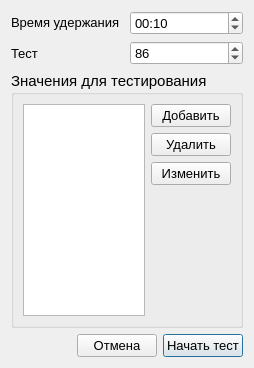
Above: Src/Ui/TestSettings/StepTestSettings.ui from Rekvim/MpiSkdIlim before the change. Below: the same form after it.
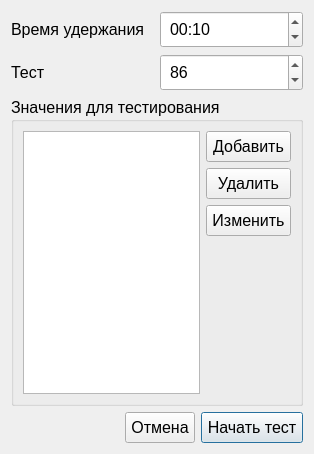
That is the form after the change.

Diff of the .ui file:
```diff
--- a/Src/Ui/TestSettings/StepTestSettings.ui
+++ b/Src/Ui/TestSettings/StepTestSettings.ui
@@ -6,8 +6,8 @@
    <rect>
     <x>0</x>
     <y>0</y>
-    <width>254</width>
-    <height>368</height>
+    <width>314</width>
+    <height>454</height>
    </rect>
   </property>
   <property name="font">
@@ -25,7 +25,7 @@
       <widget class="QLabel" name="label">
        <property name="font">
         <font>
-         <pointsize>10</pointsize>
+         <pointsize>12</pointsize>
         </font>
        </property>
        <property name="text">
@@ -37,9 +37,12 @@
       <widget class="QTimeEdit" name="timeEdit">
        <property name="font">
         <font>
-         <pointsize>10</pointsize>
+         <pointsize>12</pointsize>
         </font>
        </property>
+       <property name="styleSheet">
+        <string notr="true">padding: 5px 5px;</string>
+       </property>
        <property name="currentSection">
         <enum>QDateTimeEdit::Section::SecondSection</enum>
        </property>
@@ -66,7 +69,7 @@
       <widget class="QLabel" name="label_3">
        <property name="font">
         <font>
-         <pointsize>10</pointsize>
+         <pointsize>12</pointsize>
         </font>
        </property>
        <property name="text">
@@ -78,9 +81,12 @@
       <widget class="QSpinBox" name="spinBox_T_value">
        <property name="font">
         <font>
-         <pointsize>10</pointsize>
+         <pointsize>12</pointsize>
         </font>
        </property>
+       <property name="styleSheet">
+        <string notr="true">padding: 5px 5px;</string>
+       </property>
        <property name="minimum">
         <number>0</number>
        </property>
@@ -96,6 +102,11 @@
    </item>
    <item>
     <widget class="QGroupBox" name="groupBox_2">
+     <property name="font">
+      <font>
+       <pointsize>12</pointsize>
+      </font>
+     </property>
      <property name="title">
       <string>Значения для тестирования</string>
      </property>
@@ -118,9 +129,12 @@
          <widget class="QPushButton" name="pushButton_add_value">
           <property name="font">
            <font>
-            <pointsize>10</pointsize>
+            <pointsize>12</pointsize>
            </font>
           </property>
+          <property name="styleSheet">
+           <string notr="true">padding: 5px 5px;</string>
+          </property>
           <property name="text">
            <string>Добавить</string>
           </property>
@@ -130,9 +144,12 @@
          <widget class="QPushButton" name="pushButton_delete_value">
           <property name="font">
            <font>
-            <pointsize>10</pointsize>
+            <pointsize>12</pointsize>
            </font>
           </property>
+          <property name="styleSheet">
+           <string notr="true">padding: 5px 5px;</string>
+          </property>
           <property name="text">
            <string>Удалить</string>
           </property>
@@ -142,9 +159,12 @@
          <widget class="QPushButton" name="pushButton_change_value">
           <property name="font">
            <font>
-            <pointsize>10</pointsize>
+            <pointsize>12</pointsize>
            </font>
           </property>
+          <property name="styleSheet">
+           <string notr="true">padding: 5px 5px;</string>
+          </property>
           <property name="text">
            <string>Изменить</string>
           </property>
@@ -187,9 +207,12 @@
       <widget class="QPushButton" name="pushButton_2">
        <property name="font">
         <font>
-         <pointsize>10</pointsize>
+         <pointsize>12</pointsize>
         </font>
        </property>
+       <property name="styleSheet">
+        <string notr="true">padding: 5px 5px;</string>
+       </property>
        <property name="text">
         <string>Отмена</string>
        </property>
@@ -199,9 +222,12 @@
       <widget class="QPushButton" name="pushButton">
        <property name="font">
         <font>
-         <pointsize>10</pointsize>
+         <pointsize>12</pointsize>
         </font>
        </property>
+       <property name="styleSheet">
+        <string notr="true">padding: 5px 5px;</string>
+       </property>
        <property name="text">
         <string>Начать тест</string>
        </property>
```
